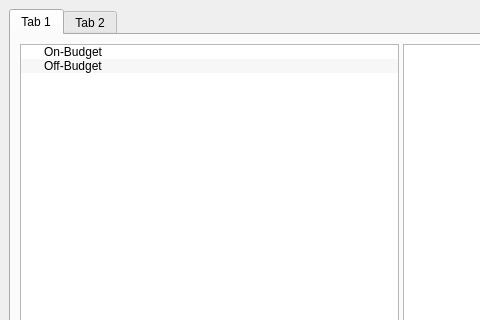
This is gui/mainwindow.ui in upstreammuse/cashpiles as Qt 5 draws it before an edit; both pictures show x 0 to 480 and y 0 to 320 of the 1185 by 671 pixel window. The edited form follows.
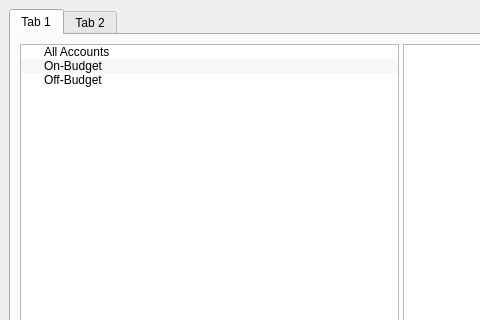
This is the edited form.

Commit message: Better account-based filtering of transactions

```diff
--- a/gui/mainwindow.ui
+++ b/gui/mainwindow.ui
@@ -44,6 +44,11 @@
              <string>Balance</string>
             </property>
            </column>
+           <item>
+            <property name="text">
+             <string>All Accounts</string>
+            </property>
+           </item>
            <item>
             <property name="text">
              <string>On-Budget</string>
```
Left out of the diff: 2 changed lines with no effect on the pictures. The commit also changes 1 other file.
